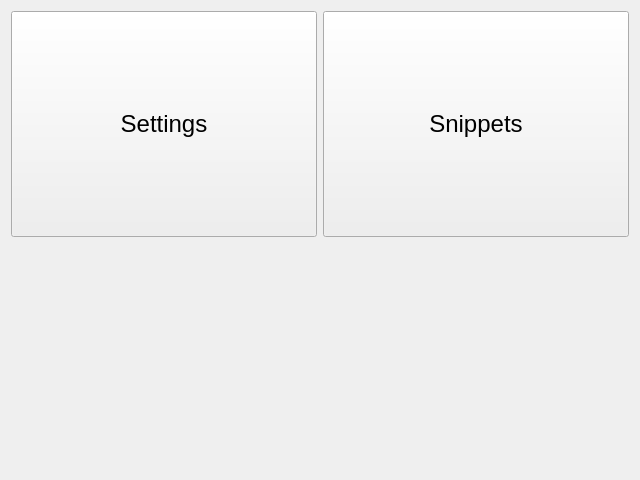
The window that core/ui/home/home_screen.ui (RearmostP/PySnips) describes before a commit, drawn with Qt 5.
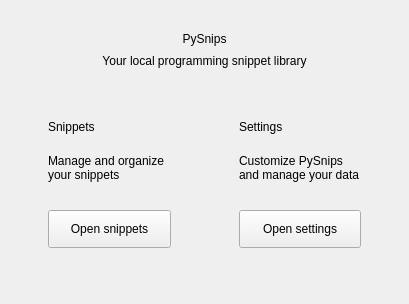
The same window after the commit.

Commit message: Polish home screen with responsive localized action cards

Patch:
```diff
--- a/core/ui/home/home_screen.ui
+++ b/core/ui/home/home_screen.ui
@@ -1,80 +1,371 @@
 <?xml version='1.0' encoding='utf-8'?>
 <ui version="4.0">
- <class>Form</class>
- <widget class="QWidget" name="Form">
-  <property name="geometry">
-   <rect>
-    <x>0</x>
-    <y>0</y>
-    <width>640</width>
-    <height>480</height>
-   </rect>
-  </property>
-  <property name="windowTitle">
-   <string>Form</string>
-  </property>
-  <layout class="QVBoxLayout" name="verticalLayout_2">
+ <class>HomeScreen</class>
+ <widget class="QWidget" name="HomeScreen">
+  <layout class="QVBoxLayout" name="main_layout">
+   <property name="leftMargin">
+    <number>0</number>
+   </property>
+   <property name="topMargin">
+    <number>0</number>
+   </property>
+   <property name="rightMargin">
+    <number>0</number>
+   </property>
+   <property name="bottomMargin">
+    <number>0</number>
+   </property>
    <item>
-    <layout class="QVBoxLayout" name="verticalLayout">
-     <item>
-      <layout class="QHBoxLayout" name="horizontalLayout">
+    <widget class="QScrollArea" name="home_scroll">
+     <property name="widgetResizable">
+      <bool>true</bool>
+     </property>
+     <property name="frameShape">
+      <enum>QFrame::NoFrame</enum>
+     </property>
+     <widget class="QWidget" name="home_content">
+      <layout class="QVBoxLayout" name="content_layout">
+       <property name="leftMargin">
+        <number>24</number>
+       </property>
+       <property name="topMargin">
+        <number>32</number>
+       </property>
+       <property name="rightMargin">
+        <number>24</number>
+       </property>
+       <property name="bottomMargin">
+        <number>32</number>
+       </property>
        <item>
-        <widget class="QPushButton" name="open_settings">
-         <property name="sizePolicy">
-          <sizepolicy hsizetype="Minimum" vsizetype="Minimum">
-           <horstretch>0</horstretch>
-           <verstretch>0</verstretch>
-          </sizepolicy>
+        <spacer name="top_spacer">
+         <property name="orientation">
+          <enum>Qt::Vertical</enum>
          </property>
-         <property name="font">
-          <font>
-           <pointsize>18</pointsize>
-          </font>
+         <property name="sizeHint">
+          <size>
+           <width>0</width>
+           <height>0</height>
+          </size>
          </property>
-         <property name="text">
-          <string>Settings</string>
-         </property>
-         <property name="i18nKey" stdset="0">
-          <string>nav.settings</string>
-         </property>
-        </widget>
+        </spacer>
        </item>
        <item>
-        <widget class="QPushButton" name="open_snips">
-         <property name="sizePolicy">
-          <sizepolicy hsizetype="Minimum" vsizetype="Minimum">
-           <horstretch>0</horstretch>
-           <verstretch>0</verstretch>
-          </sizepolicy>
+        <layout class="QHBoxLayout" name="center_layout">
+         <item>
+          <widget class="QWidget" name="home_body">
+           <property name="maximumSize">
+            <size>
+             <width>700</width>
+             <height>16777215</height>
+            </size>
+           </property>
+           <layout class="QVBoxLayout" name="body_layout">
+            <property name="spacing">
+             <number>8</number>
+            </property>
+            <property name="leftMargin">
+             <number>0</number>
+            </property>
+            <property name="topMargin">
+             <number>0</number>
+            </property>
+            <property name="rightMargin">
+             <number>0</number>
+            </property>
+            <property name="bottomMargin">
+             <number>0</number>
+            </property>
+            <item>
+             <widget class="QLabel" name="home_title">
+              <property name="text">
+               <string>PySnips</string>
+              </property>
+              <property name="wordWrap">
+               <bool>true</bool>
+              </property>
+              <property name="alignment">
+               <set>Qt::AlignHCenter|Qt::AlignVCenter</set>
+              </property>
+             </widget>
+            </item>
+            <item>
+             <widget class="QLabel" name="home_subtitle">
+              <property name="text">
+               <string>Your local programming snippet library</string>
+              </property>
+              <property name="i18nKey" stdset="0">
+               <string>home.intro</string>
+              </property>
+              <property name="wordWrap">
+               <bool>true</bool>
+              </property>
+              <property name="alignment">
+               <set>Qt::AlignHCenter|Qt::AlignVCenter</set>
+              </property>
+              <property name="homeMuted" stdset="0">
+               <bool>true</bool>
+              </property>
+             </widget>
+            </item>
+            <item>
+             <spacer name="heading_spacer">
+              <property name="orientation">
+               <enum>Qt::Vertical</enum>
+              </property>
+              <property name="sizeType">
+               <enum>QSizePolicy::Fixed</enum>
+              </property>
+              <property name="sizeHint">
+               <size>
+                <width>0</width>
+                <height>20</height>
+               </size>
+              </property>
+             </spacer>
+            </item>
+            <item>
+             <layout class="QHBoxLayout" name="cards_layout" stretch="1,1">
+              <property name="spacing">
+               <number>20</number>
+              </property>
+              <item>
+               <widget class="QFrame" name="snips_card">
+                <property name="homeCard" stdset="0">
+                 <bool>true</bool>
+                </property>
+                <property name="primary" stdset="0">
+                 <bool>true</bool>
+                </property>
+                <layout class="QVBoxLayout" name="snips_layout">
+                 <property name="spacing">
+                  <number>12</number>
+                 </property>
+                 <property name="leftMargin">
+                  <number>24</number>
+                 </property>
+                 <property name="topMargin">
+                  <number>24</number>
+                 </property>
+                 <property name="rightMargin">
+                  <number>24</number>
+                 </property>
+                 <property name="bottomMargin">
+                  <number>24</number>
+                 </property>
+                 <item>
+                  <widget class="QLabel" name="snips_title">
+                   <property name="text">
+                    <string>Snippets</string>
+                   </property>
+                   <property name="i18nKey" stdset="0">
+                    <string>nav.snips</string>
+                   </property>
+                   <property name="wordWrap">
+                    <bool>true</bool>
+                   </property>
+                   <property name="alignment">
+                    <set>Qt::AlignLeading|Qt::AlignVCenter</set>
+                   </property>
+                   <property name="homeCardTitle" stdset="0">
+                    <bool>true</bool>
+                   </property>
+                  </widget>
+                 </item>
+                 <item>
+                  <widget class="QLabel" name="snips_description">
+                   <property name="text">
+                    <string>Manage and organize your snippets</string>
+                   </property>
+                   <property name="i18nKey" stdset="0">
+                    <string>home.snips_description</string>
+                   </property>
+                   <property name="wordWrap">
+                    <bool>true</bool>
+                   </property>
+                   <property name="alignment">
+                    <set>Qt::AlignLeading|Qt::AlignVCenter</set>
+                   </property>
+                   <property name="homeMuted" stdset="0">
+                    <bool>true</bool>
+                   </property>
+                   <property name="minimumSize">
+                    <size>
+                     <width>0</width>
+                     <height>44</height>
+                    </size>
+                   </property>
+                  </widget>
+                 </item>
+                 <item>
+                  <spacer name="snips_spacer">
+                   <property name="orientation">
+                    <enum>Qt::Vertical</enum>
+                   </property>
+                   <property name="sizeHint">
+                    <size>
+                     <width>0</width>
+                     <height>8</height>
+                    </size>
+                   </property>
+                  </spacer>
+                 </item>
+                 <item>
+                  <widget class="QPushButton" name="open_snips">
+                   <property name="text">
+                    <string>Open snippets</string>
+                   </property>
+                   <property name="i18nKey" stdset="0">
+                    <string>home.open_snips</string>
+                   </property>
+                   <property name="minimumSize">
+                    <size>
+                     <width>0</width>
+                     <height>38</height>
+                    </size>
+                   </property>
+                   <property name="cursor">
+                    <cursorShape>PointingHandCursor</cursorShape>
+                   </property>
+                  </widget>
+                 </item>
+                </layout>
+               </widget>
+              </item>
+              <item>
+               <widget class="QFrame" name="settings_card">
+                <property name="homeCard" stdset="0">
+                 <bool>true</bool>
+                </property>
+                <property name="primary" stdset="0">
+                 <bool>false</bool>
+                </property>
+                <layout class="QVBoxLayout" name="settings_layout">
+                 <property name="spacing">
+                  <number>12</number>
+                 </property>
+                 <property name="leftMargin">
+                  <number>24</number>
+                 </property>
+                 <property name="topMargin">
+                  <number>24</number>
+                 </property>
+                 <property name="rightMargin">
+                  <number>24</number>
+                 </property>
+                 <property name="bottomMargin">
+                  <number>24</number>
+                 </property>
+                 <item>
+                  <widget class="QLabel" name="settings_title">
+                   <property name="text">
+                    <string>Settings</string>
+                   </property>
+                   <property name="i18nKey" stdset="0">
+                    <string>nav.settings</string>
+                   </property>
+                   <property name="wordWrap">
+                    <bool>true</bool>
+                   </property>
+                   <property name="alignment">
+                    <set>Qt::AlignLeading|Qt::AlignVCenter</set>
+                   </property>
+                   <property name="homeCardTitle" stdset="0">
+                    <bool>true</bool>
+                   </property>
+                  </widget>
+                 </item>
+                 <item>
+                  <widget class="QLabel" name="settings_description">
+                   <property name="text">
+                    <string>Customize PySnips and manage your data</string>
+                   </property>
+                   <property name="i18nKey" stdset="0">
+                    <string>home.settings_description</string>
+                   </property>
+                   <property name="wordWrap">
+                    <bool>true</bool>
+                   </property>
+                   <property name="alignment">
+                    <set>Qt::AlignLeading|Qt::AlignVCenter</set>
+                   </property>
+                   <property name="homeMuted" stdset="0">
+                    <bool>true</bool>
+                   </property>
+                   <property name="minimumSize">
+                    <size>
+                     <width>0</width>
+                     <height>44</height>
+                    </size>
+                   </property>
+                  </widget>
+                 </item>
+                 <item>
+                  <spacer name="settings_spacer">
+                   <property name="orientation">
+                    <enum>Qt::Vertical</enum>
+                   </property>
+                   <property name="sizeHint">
+                    <size>
+                     <width>0</width>
+                     <height>8</height>
+                    </size>
+                   </property>
+                  </spacer>
+                 </item>
+                 <item>
+                  <widget class="QPushButton" name="open_settings">
+                   <property name="text">
+                    <string>Open settings</string>
+                   </property>
+                   <property name="i18nKey" stdset="0">
+                    <string>home.open_settings</string>
+                   </property>
+                   <property name="minimumSize">
+                    <size>
+                     <width>0</width>
+                     <height>38</height>
+                    </size>
+                   </property>
+                   <property name="cursor">
+                    <cursorShape>PointingHandCursor</cursorShape>
+                   </property>
+                  </widget>
+                 </item>
+                </layout>
+               </widget>
+              </item>
+             </layout>
+            </item>
+           </layout>
+           <property name="sizePolicy">
+            <sizepolicy hsizetype="Expanding" vsizetype="Maximum">
+             <horstretch>0</horstretch>
+             <verstretch>0</verstretch>
+            </sizepolicy>
+           </property>
+          </widget>
+         </item>
+        </layout>
+       </item>
+       <item>
+        <spacer name="bottom_spacer">
+         <property name="orientation">
+          <enum>Qt::Vertical</enum>
          </property>
-         <property name="font">
-          <font>
-           <pointsize>18</pointsize>
-          </font>
+         <property name="sizeHint">
+          <size>
+           <width>0</width>
+           <height>0</height>
+          </size>
          </property>
-         <property name="text">
-          <string>Snippets</string>
-         </property>
-         <property name="i18nKey" stdset="0">
-          <string>nav.snips</string>
-         </property>
-        </widget>
+        </spacer>
        </item>
       </layout>
-     </item>
-     <item>
-      <widget class="QLabel" name="label">
-       <property name="text">
-        <string />
-       </property>
-      </widget>
-     </item>
-    </layout>
+     </widget>
+    </widget>
    </item>
   </layout>
-  <property name="layoutDirection">
-   <enum>Qt::LeftToRight</enum>
-  </property>
  </widget>
  <resources />
  <connections />
```
Left out of the diff: 6 changed lines with no effect on the pictures. The commit also changes 7 other files.
